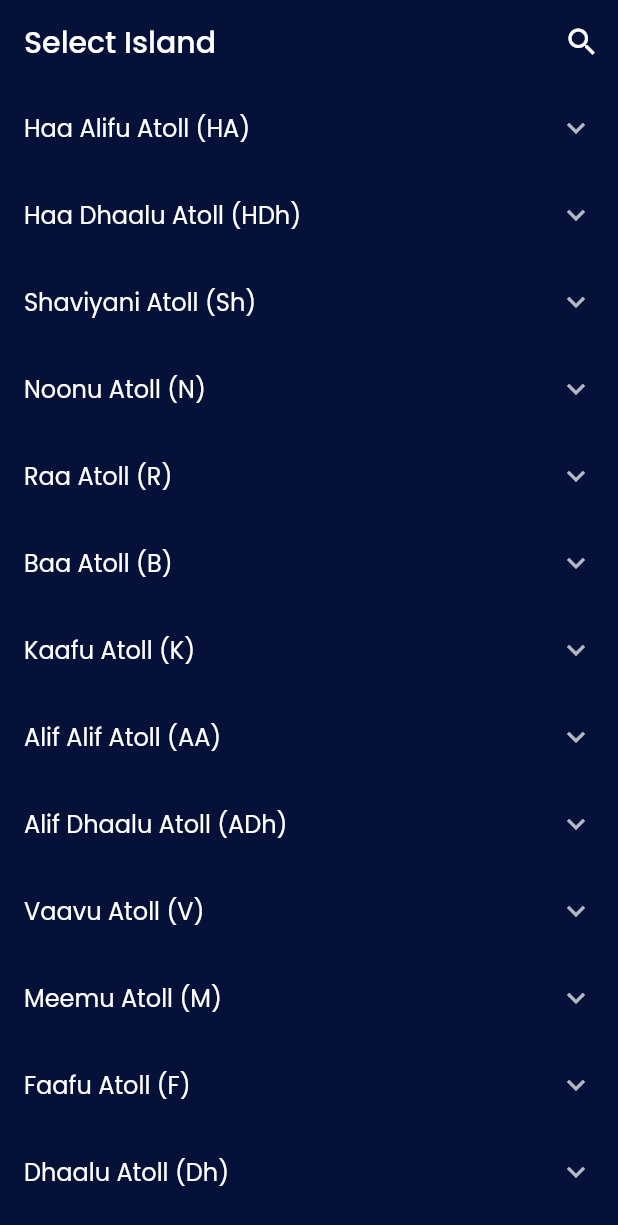
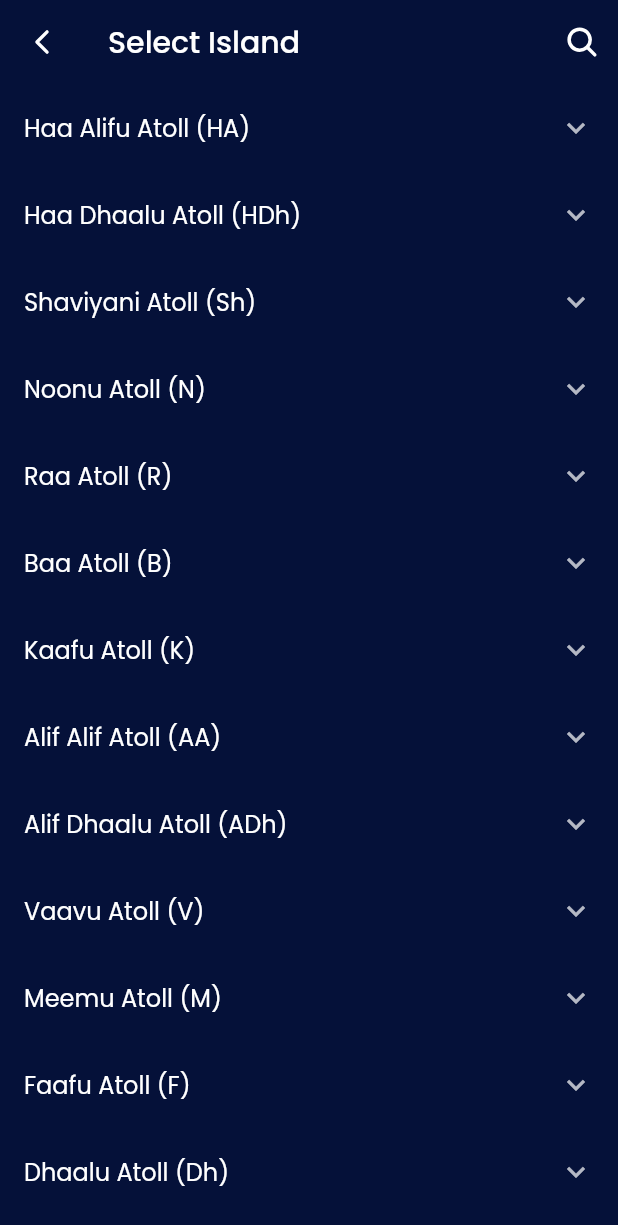
Before and after one commit to n4ff4h/namaadhu_app, a Flutter app: the screen it shows after launch, on a phone screen of 412 x 824 dp. Shown: the top 1225 px of the screen. Run offline on Flutter 3.47's test engine with Material 2 defaults, Android fonts, the phone set to English and light mode, and no system bars; our stand-ins replace csv, flutter_riverpod, freezed_annotation, google_fonts, ionicons, shared_preferences; project files that could hold a hidden picture were left out.

Commit message:
feat: Use ionicons instead of material icons

```diff
--- a/lib/screens/home_screen.dart
+++ b/lib/screens/home_screen.dart
@@ -1,6 +1,7 @@
 import 'package:flutter/material.dart';
 import 'package:flutter_riverpod/flutter_riverpod.dart';
 import 'package:intl/intl.dart';
+import 'package:ionicons/ionicons.dart';
 import 'package:namaadhu_vaguthu/models/prayer_times.dart';
 import 'package:namaadhu_vaguthu/providers/current_time_provider.dart';
 import 'package:namaadhu_vaguthu/providers/global_providers.dart';
@@ -22,7 +23,7 @@ class HomeScreen extends ConsumerWidget {
             onPressed: () {
               Navigator.pushNamed(context, 'island_selection');
             },
-            icon: const Icon(Icons.location_on),
+            icon: const Icon(Ionicons.location),
           ),
         ],
       ),
--- a/lib/screens/island_selection_screen.dart
+++ b/lib/screens/island_selection_screen.dart
@@ -1,5 +1,6 @@
 import 'package:flutter/material.dart';
 import 'package:flutter_riverpod/flutter_riverpod.dart';
+import 'package:ionicons/ionicons.dart';
 import 'package:namaadhu_vaguthu/providers/global_providers.dart';
 import 'package:namaadhu_vaguthu/models/atoll.dart';
 import 'package:namaadhu_vaguthu/models/island.dart';
@@ -19,6 +20,10 @@ class IslandSelectionScreen extends ConsumerWidget {
         title: const Text(
           'Select Island',
         ),
+        leading: IconButton(
+          icon: const Icon(Ionicons.chevron_back),
+          onPressed: () => Navigator.of(context).pop(),
+        ),
         actions: [
           IconButton(
             onPressed: () {
@@ -27,7 +32,8 @@ class IslandSelectionScreen extends ConsumerWidget {
                 delegate: CustomSearchDelegate(islandList, atollList),
               );
             },
-              icon: const Icon(Icons.search)),
+            icon: const Icon(Ionicons.search),
+          ),
         ],
       ),
       body: ListView.builder(
--- a/lib/widgets/custom_search_delegate.dart
+++ b/lib/widgets/custom_search_delegate.dart
@@ -1,5 +1,6 @@
 import 'package:flutter/material.dart';
 import 'package:flutter_riverpod/flutter_riverpod.dart';
+import 'package:ionicons/ionicons.dart';
 import 'package:namaadhu_vaguthu/models/atoll.dart';
 import 'package:namaadhu_vaguthu/models/island.dart';
 import 'package:namaadhu_vaguthu/providers/selected_island_provider.dart';
@@ -22,7 +23,7 @@ class CustomSearchDelegate extends SearchDelegate {
         onPressed: () {
           query = '';
         },
-        icon: const Icon(Icons.clear),
+        icon: const Icon(Ionicons.close),
       ),
     ];
   }
@@ -33,7 +34,7 @@ class CustomSearchDelegate extends SearchDelegate {
       onPressed: () {
         close(context, null);
       },
-      icon: const Icon(Icons.arrow_back),
+      icon: const Icon(Ionicons.chevron_back),
     );
   }
 
--- a/pubspec.yaml
+++ b/pubspec.yaml
@@ -20,6 +20,7 @@ dependencies:
   google_fonts: ^3.0.1
   freezed_annotation: ^2.2.0
   json_annotation: ^4.7.0
+  ionicons: ^0.2.1
 
 dev_dependencies:
   flutter_test:
```
Also changed, not shown: pubspec.lock. Lines whose indentation alone changed are shown as unchanged.
